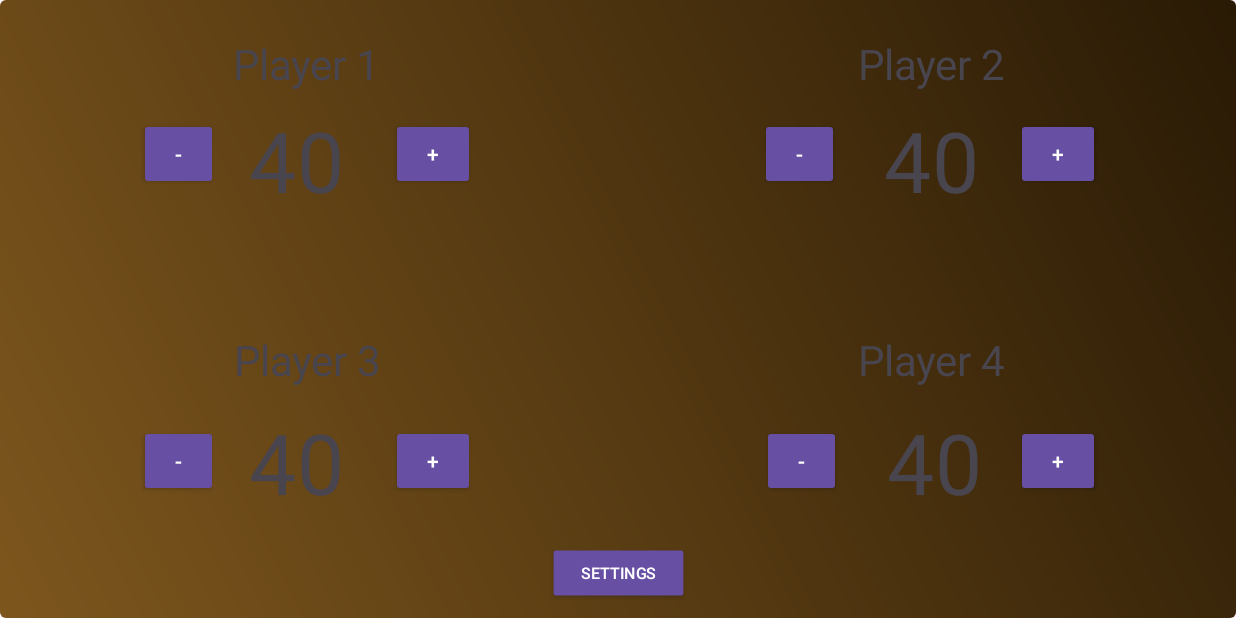
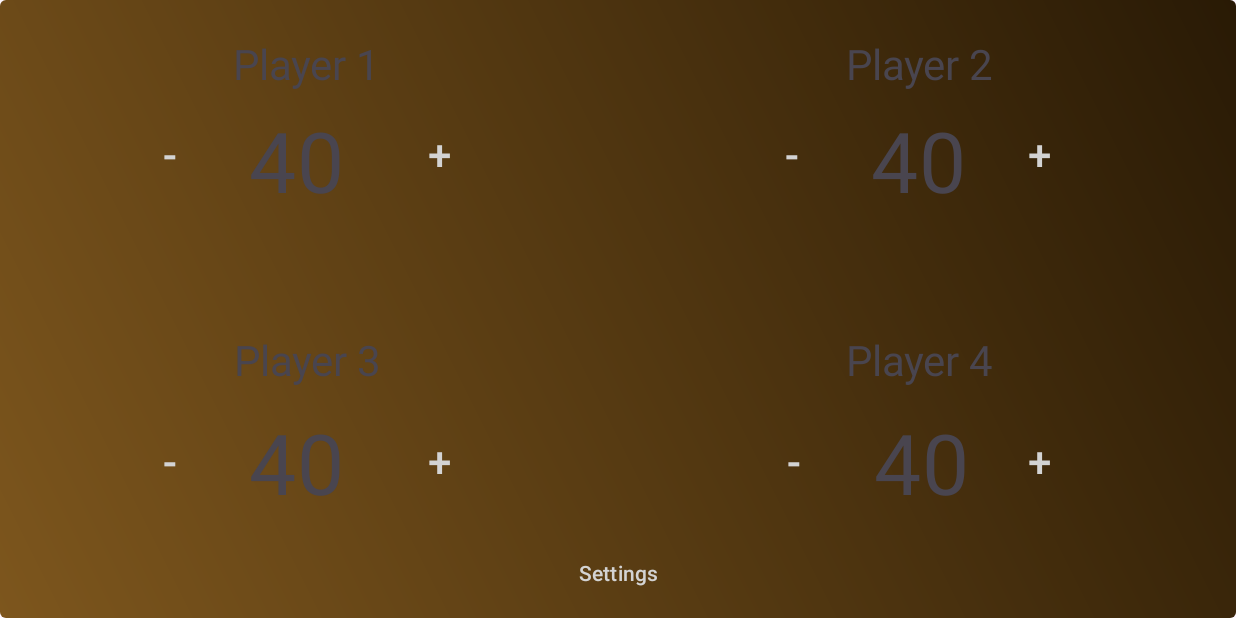
Before and after one commit to cameronwhite4121/SimpleLifeTracker, an Android app: the screen it shows after launch (FourPlayerGame), after a tap on "RESET", on a phone screen of 824 x 412 dp (held sideways). Run offline under Robolectric (Android 15) with nearby library versions, the phone set to English and light mode, and no system bars; 1 other tap on this screen came first.

Commit message:
-Changed styles, and when settings is clicked, multiple button controls are hidden

```diff
--- a/app/src/main/java/com/example/simplelifetracker/FourPlayerGame.kt
+++ b/app/src/main/java/com/example/simplelifetracker/FourPlayerGame.kt
@@ -1,5 +1,6 @@
 package com.example.simplelifetracker
 
+import android.graphics.Color
 import android.os.Bundle
 import android.view.View
 import android.widget.Button
@@ -101,35 +102,35 @@ class FourPlayerGame : AppCompatActivity() {
         fun openOverlay() {
             overlayContainer.setVisibility(View.VISIBLE)
 
-            // Disable all non-overlay buttons
-            player1Plus.isEnabled = false
-            player2Plus.isEnabled = false
-            player3Plus.isEnabled = false
-            player4Plus.isEnabled = false
+            // Hide all non-overlay buttons
+            player1Plus.setVisibility(View.GONE)
+            player2Plus.setVisibility(View.GONE)
+            player3Plus.setVisibility(View.GONE)
+            player4Plus.setVisibility(View.GONE)
 
-            player1Minus.isEnabled = false
-            player2Minus.isEnabled = false
-            player3Minus.isEnabled = false
-            player4Minus.isEnabled = false
+            player1Minus.setVisibility(View.GONE)
+            player2Minus.setVisibility(View.GONE)
+            player3Minus.setVisibility(View.GONE)
+            player4Minus.setVisibility(View.GONE)
 
-            settingsButton.isEnabled = false
+            settingsButton.setVisibility(View.GONE)
         }
 
         fun closeOverlay() {
             overlayContainer.setVisibility(View.GONE)
 
-            // Re-enable all player buttons and others when overlay is hidden
-            player1Plus.isEnabled = true
-            player2Plus.isEnabled = true
-            player3Plus.isEnabled = true
-            player4Plus.isEnabled = true
+            // Show all player buttons and others when overlay is hidden
+            player1Plus.setVisibility(View.VISIBLE)
+            player2Plus.setVisibility(View.VISIBLE)
+            player3Plus.setVisibility(View.VISIBLE)
+            player4Plus.setVisibility(View.VISIBLE)
 
-            player1Minus.isEnabled = true
-            player2Minus.isEnabled = true
-            player3Minus.isEnabled = true
-            player4Minus.isEnabled = true
+            player1Minus.setVisibility(View.VISIBLE)
+            player2Minus.setVisibility(View.VISIBLE)
+            player3Minus.setVisibility(View.VISIBLE)
+            player4Minus.setVisibility(View.VISIBLE)
 
-            settingsButton.isEnabled = true
+            settingsButton.setVisibility(View.VISIBLE)
         }
 
         settingsButton.setOnClickListener {
--- a/app/src/main/res/layout/activity_four_player_game.xml
+++ b/app/src/main/res/layout/activity_four_player_game.xml
@@ -19,40 +19,36 @@
         android:visibility="gone"
         android:background="#80000000">
 
-        <Button
+        <androidx.appcompat.widget.AppCompatButton
             android:id="@+id/resetButton"
-            style="@style/Widget.AppCompat.Button.Small"
             android:layout_width="wrap_content"
             android:layout_height="wrap_content"
-            android:scaleX=".75"
-            android:scaleY=".75"
             android:text="Reset"
+            android:textColor="@android:color/black"
+            android:background="#757575"
             android:layout_gravity="center" />
 
-        <Button
+        <androidx.appcompat.widget.AppCompatButton
             android:id="@+id/closeOverlayButton"
-            style="@style/Widget.AppCompat.Button.Small"
             android:layout_width="wrap_content"
             android:layout_height="wrap_content"
             android:layout_gravity="top|end"
-            android:layout_marginTop="20dp"
-            android:layout_marginEnd="50dp"
-            android:background="@android:color/transparent"
-            android:scaleX="1.5"
-            android:scaleY="1.5"
+            android:layout_marginTop="15dp"
+            android:layout_marginEnd="15dp"
             android:text="X"
-            android:textColor="@android:color/white" />
+            android:scaleX=".75"
+            android:scaleY=".75"
+            android:textColor="@android:color/black"/>
 
     </FrameLayout>
 
     <Button
         android:id="@+id/settingsButton"
-        style="@style/Widget.AppCompat.Button.Small"
         android:layout_width="123dp"
         android:layout_height="52dp"
-        android:scaleX=".75"
-        android:scaleY=".75"
         android:text="Settings"
+        android:textColor="#D3D3D3"
+        android:background="@android:color/transparent"
         app:layout_constraintBottom_toBottomOf="parent"
         app:layout_constraintEnd_toEndOf="parent"
         app:layout_constraintStart_toStartOf="parent"
@@ -69,17 +65,20 @@
         android:text=""
         app:layout_constraintBottom_toBottomOf="parent"
         app:layout_constraintEnd_toEndOf="parent"
-        app:layout_constraintHorizontal_bias="0.789"
+        app:layout_constraintHorizontal_bias="0.778"
         app:layout_constraintStart_toStartOf="parent"
         app:layout_constraintTop_toTopOf="parent"
         app:layout_constraintVertical_bias="0.757" />
 
     <Button
         android:id="@+id/player2minus"
-        style="@style/Widget.AppCompat.Button.Small"
         android:layout_width="wrap_content"
         android:layout_height="wrap_content"
         android:text="-"
+        android:scaleX="2"
+        android:scaleY="2"
+        android:textColor="#D3D3D3"
+        android:background="@android:color/transparent"
         app:layout_constraintBottom_toBottomOf="parent"
         app:layout_constraintEnd_toEndOf="parent"
         app:layout_constraintHorizontal_bias="0.657"
@@ -89,11 +88,14 @@
 
     <Button
         android:id="@+id/player4minus"
-        style="@style/Widget.AppCompat.Button.Small"
         android:layout_width="wrap_content"
         android:layout_height="wrap_content"
         android:layout_marginEnd="12dp"
         android:text="-"
+        android:scaleX="2"
+        android:scaleY="2"
+        android:textColor="#D3D3D3"
+        android:background="@android:color/transparent"
         app:layout_constraintBottom_toBottomOf="parent"
         app:layout_constraintEnd_toEndOf="parent"
         app:layout_constraintHorizontal_bias="0.669"
@@ -103,10 +105,13 @@
 
     <Button
         android:id="@+id/player3plus"
-        style="@style/Widget.AppCompat.Button.Small"
         android:layout_width="wrap_content"
         android:layout_height="wrap_content"
         android:text="+"
+        android:scaleX="2"
+        android:scaleY="2"
+        android:textColor="#D3D3D3"
+        android:background="@android:color/transparent"
         app:layout_constraintBottom_toBottomOf="parent"
         app:layout_constraintEnd_toEndOf="parent"
         app:layout_constraintHorizontal_bias="0.339"
@@ -116,10 +121,13 @@
 
     <Button
         android:id="@+id/player1plus"
-        style="@style/Widget.AppCompat.Button.Small"
         android:layout_width="wrap_content"
         android:layout_height="wrap_content"
         android:text="+"
+        android:scaleX="2"
+        android:scaleY="2"
+        android:textColor="#D3D3D3"
+        android:background="@android:color/transparent"
         app:layout_constraintBottom_toBottomOf="parent"
         app:layout_constraintEnd_toEndOf="parent"
         app:layout_constraintHorizontal_bias="0.339"
@@ -129,26 +137,32 @@
 
     <Button
         android:id="@+id/player3minus"
-        style="@style/Widget.AppCompat.Button.Small"
         android:layout_width="wrap_content"
         android:layout_height="wrap_content"
+        android:background="@android:color/transparent"
         android:text="-"
+        android:scaleX="2"
+        android:scaleY="2"
+        android:textColor="#D3D3D3"
         app:layout_constraintBottom_toBottomOf="parent"
         app:layout_constraintEnd_toEndOf="parent"
-        app:layout_constraintHorizontal_bias="0.12"
+        app:layout_constraintHorizontal_bias="0.093"
         app:layout_constraintStart_toStartOf="parent"
         app:layout_constraintTop_toTopOf="parent"
         app:layout_constraintVertical_bias="0.779" />
 
     <Button
         android:id="@+id/player1minus"
-        style="@style/Widget.AppCompat.Button.Small"
         android:layout_width="wrap_content"
         android:layout_height="wrap_content"
+        android:background="@android:color/transparent"
         android:text="-"
+        android:scaleX="2"
+        android:scaleY="2"
+        android:textColor="#D3D3D3"
         app:layout_constraintBottom_toBottomOf="parent"
         app:layout_constraintEnd_toEndOf="parent"
-        app:layout_constraintHorizontal_bias="0.12"
+        app:layout_constraintHorizontal_bias="0.093"
         app:layout_constraintStart_toStartOf="parent"
         app:layout_constraintTop_toTopOf="parent"
         app:layout_constraintVertical_bias="0.217" />
@@ -190,17 +204,20 @@
         android:text=""
         app:layout_constraintBottom_toBottomOf="parent"
         app:layout_constraintEnd_toEndOf="parent"
-        app:layout_constraintHorizontal_bias="0.759"
+        app:layout_constraintHorizontal_bias="0.748"
         app:layout_constraintStart_toStartOf="parent"
         app:layout_constraintTop_toTopOf="parent"
         app:layout_constraintVertical_bias="0.244" />
 
     <Button
         android:id="@+id/player4plus"
-        style="@style/Widget.AppCompat.Button.Small"
         android:layout_width="wrap_content"
         android:layout_height="wrap_content"
         android:text="+"
+        android:scaleX="2"
+        android:scaleY="2"
+        android:textColor="#D3D3D3"
+        android:background="@android:color/transparent"
         app:layout_constraintBottom_toBottomOf="parent"
         app:layout_constraintEnd_toEndOf="parent"
         app:layout_constraintHorizontal_bias="0.882"
@@ -210,10 +227,13 @@
 
     <Button
         android:id="@+id/player2plus"
-        style="@style/Widget.AppCompat.Button.Small"
         android:layout_width="wrap_content"
         android:layout_height="wrap_content"
         android:text="+"
+        android:scaleX="2"
+        android:scaleY="2"
+        android:textColor="#D3D3D3"
+        android:background="@android:color/transparent"
         app:layout_constraintBottom_toBottomOf="parent"
         app:layout_constraintEnd_toEndOf="parent"
         app:layout_constraintHorizontal_bias="0.882"
@@ -258,7 +278,7 @@
         android:text="Player 2"
         app:layout_constraintBottom_toBottomOf="parent"
         app:layout_constraintEnd_toEndOf="parent"
-        app:layout_constraintHorizontal_bias="0.77"
+        app:layout_constraintHorizontal_bias="0.76"
         app:layout_constraintStart_toStartOf="parent"
         app:layout_constraintTop_toTopOf="parent"
         app:layout_constraintVertical_bias="0.081" />
@@ -272,7 +292,7 @@
         android:text="Player 4"
         app:layout_constraintBottom_toBottomOf="parent"
         app:layout_constraintEnd_toEndOf="parent"
-        app:layout_constraintHorizontal_bias="0.77"
+        app:layout_constraintHorizontal_bias="0.76"
         app:layout_constraintStart_toStartOf="parent"
         app:layout_constraintTop_toTopOf="parent"
         app:layout_constraintVertical_bias="0.584" />
```
